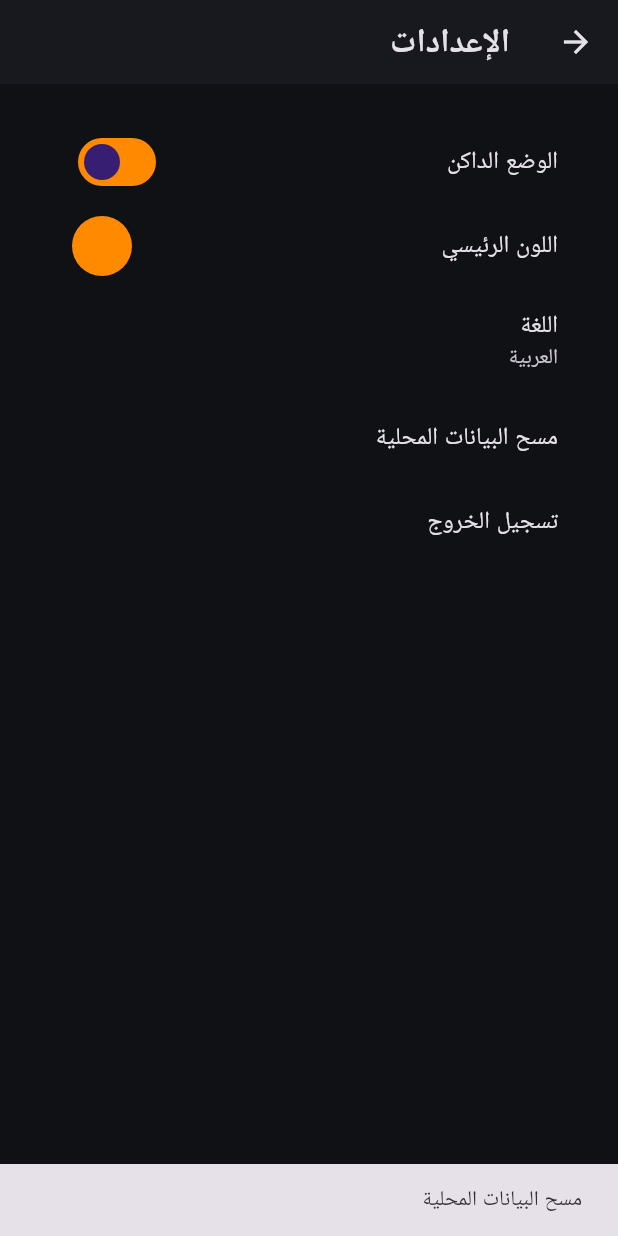
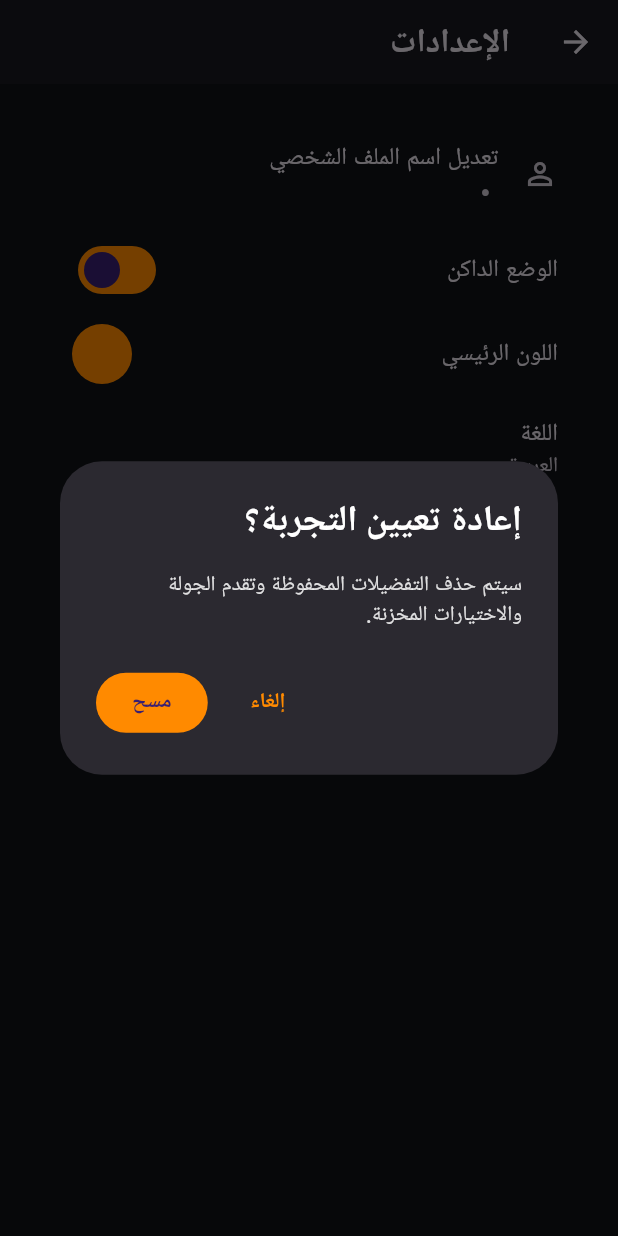
Before and after one commit to abdelrahmanwahdan11/-nov8, a Flutter app: the SettingsPage screen opened by its route, after a tap on "Language", after a tap on "مسح البيانات المحلية", on a phone screen of 412 x 824 dp. Run offline on Flutter 3.47's test engine with Material 3 defaults, Android fonts, the phone set to English and light mode, and no system bars; our stand-ins replace google_fonts, iconly, shared_preferences; accounts and stored records are empty; network calls fail.

Commit message:
Enhance search feedback and reset flows

```diff
--- a/lib/core/localization/app_localizations.dart
+++ b/lib/core/localization/app_localizations.dart
@@ -88,6 +88,11 @@ class AppLocalizations {
       'arabic': 'Arabic',
       'units': 'Units & currency',
       'clear_data': 'Clear local data',
+      'clear_data_title': 'Reset experience?',
+      'clear_data_message': 'This removes saved preferences, onboarding progress, and cached selections.',
+      'data_cleared': 'Preferences cleared. Restarting onboarding…',
+      'edit_profile': 'Edit profile name',
+      'profile_updated': 'Profile updated.',
       'no_results': 'No results',
       'pull_to_refresh': 'Pull to refresh',
       'loading': 'Loading…',
@@ -250,6 +255,11 @@ class AppLocalizations {
       'arabic': 'العربية',
       'units': 'الوحدات والعملة',
       'clear_data': 'مسح البيانات المحلية',
+      'clear_data_title': 'إعادة تعيين التجربة؟',
+      'clear_data_message': 'سيتم حذف التفضيلات المحفوظة وتقدم الجولة والاختيارات المخزنة.',
+      'data_cleared': 'تم مسح التفضيلات. سيتم إعادة تشغيل الإرشاد…',
+      'edit_profile': 'تعديل اسم الملف الشخصي',
+      'profile_updated': 'تم تحديث الملف الشخصي.',
       'no_results': 'لا توجد نتائج',
       'pull_to_refresh': 'اسحب للتحديث',
       'loading': 'جار التحميل…',
--- a/lib/core/state/notifiers/booking_notifier.dart
+++ b/lib/core/state/notifiers/booking_notifier.dart
@@ -20,4 +20,10 @@ class BookingNotifier extends ChangeNotifier {
     _selectedSlot = slot;
     notifyListeners();
   }
+
+  void reset() {
+    _selectedDate = DateTime.now();
+    _selectedSlot = null;
+    notifyListeners();
+  }
 }
--- a/lib/core/state/notifiers/coach_marks_notifier.dart
+++ b/lib/core/state/notifiers/coach_marks_notifier.dart
@@ -13,4 +13,9 @@ class CoachMarksNotifier extends ChangeNotifier {
       notifyListeners();
     }
   }
+
+  void reset() {
+    _isFirstRun = true;
+    notifyListeners();
+  }
 }
--- a/lib/core/state/notifiers/locale_notifier.dart
+++ b/lib/core/state/notifiers/locale_notifier.dart
@@ -13,4 +13,9 @@ class LocaleNotifier extends ChangeNotifier {
       notifyListeners();
     }
   }
+
+  void reset(Locale locale) {
+    _locale = locale;
+    notifyListeners();
+  }
 }
--- a/lib/core/state/notifiers/theme_notifier.dart
+++ b/lib/core/state/notifiers/theme_notifier.dart
@@ -29,4 +29,10 @@ class ThemeNotifier extends ChangeNotifier {
       notifyListeners();
     }
   }
+
+  void reset({required bool darkMode, required Color accent}) {
+    _isDarkMode = darkMode;
+    accentColor = accent;
+    notifyListeners();
+  }
 }
--- a/lib/features/settings/settings_page.dart
+++ b/lib/features/settings/settings_page.dart
@@ -7,6 +7,77 @@ import '../../core/widgets/color_picker_sheet.dart';
 class SettingsPage extends StatelessWidget {
   const SettingsPage({super.key});
 
+  Future<void> _editProfile(BuildContext context, AppScopeData scope) async {
+    final user = scope.authNotifier.user;
+    if (user == null) return;
+    final l10n = AppLocalizations.of(context);
+    final controller = TextEditingController(text: user.name);
+    final result = await showDialog<String>(
+      context: context,
+      builder: (dialogContext) {
+        return AlertDialog(
+          title: Text(l10n.t('edit_profile')),
+          content: TextField(
+            controller: controller,
+            decoration: InputDecoration(labelText: l10n.t('name')),
+            textInputAction: TextInputAction.done,
+          ),
+          actions: [
+            TextButton(
+              onPressed: () => Navigator.of(dialogContext).pop(),
+              child: Text(l10n.t('cancel')),
+            ),
+            FilledButton(
+              onPressed: () => Navigator.of(dialogContext).pop(controller.text),
+              child: Text(l10n.t('save')),
+            ),
+          ],
+        );
+      },
+    );
+    controller.dispose();
+    if (result == null) return;
+    final trimmed = result.trim();
+    if (trimmed.isEmpty) return;
+    scope.authNotifier.updateProfile(trimmed);
+    if (!context.mounted) return;
+    ScaffoldMessenger.of(context).showSnackBar(SnackBar(content: Text(l10n.t('profile_updated'))));
+  }
+
+  Future<void> _confirmReset(BuildContext context, AppScopeData scope) async {
+    final l10n = AppLocalizations.of(context);
+    final confirmed = await showDialog<bool>(
+      context: context,
+      builder: (dialogContext) {
+        return AlertDialog(
+          title: Text(l10n.t('clear_data_title')),
+          content: Text(l10n.t('clear_data_message')),
+          actions: [
+            TextButton(
+              onPressed: () => Navigator.of(dialogContext).pop(false),
+              child: Text(l10n.t('cancel')),
+            ),
+            FilledButton(
+              onPressed: () => Navigator.of(dialogContext).pop(true),
+              child: Text(l10n.t('clear')),
+            ),
+          ],
+        );
+      },
+    );
+
+    if (confirmed != true) return;
+
+    await scope.preferencesService.clearAll();
+    scope.resetState();
+
+    if (!context.mounted) return;
+    ScaffoldMessenger.of(context).showSnackBar(SnackBar(content: Text(l10n.t('data_cleared'))));
+    await Future<void>.delayed(const Duration(milliseconds: 400));
+    if (!context.mounted) return;
+    Navigator.of(context).pushNamedAndRemoveUntil('/onboarding', (route) => false);
+  }
+
   @override
   Widget build(BuildContext context) {
     final scope = AppScope.of(context);
@@ -15,9 +86,20 @@ class SettingsPage extends StatelessWidget {
     final l10n = AppLocalizations.of(context);
     return Scaffold(
       appBar: AppBar(title: Text(l10n.t('settings'))),
-      body: ListView(
+      body: AnimatedBuilder(
+        animation: scope,
+        builder: (context, child) {
+          final user = scope.authNotifier.user;
+          return ListView(
             padding: const EdgeInsets.all(24),
             children: [
+              if (user != null)
+                ListTile(
+                  leading: const Icon(Icons.person_outline),
+                  title: Text(l10n.t('edit_profile')),
+                  subtitle: Text('${user.name} • ${user.email}'),
+                  onTap: () => _editProfile(context, scope),
+                ),
               SwitchListTile(
                 title: Text(l10n.t('dark_mode')),
                 value: themeNotifier.isDarkMode,
@@ -29,7 +111,7 @@ class SettingsPage extends StatelessWidget {
                 onTap: () {
                   showModalBottomSheet(
                     context: context,
-                builder: (context) {
+                    builder: (sheetContext) {
                       return ColorPickerSheet(
                         initialColor: themeNotifier.accentColor,
                         onChanged: (color) => themeNotifier.updateAccent(color),
@@ -42,18 +124,19 @@ class SettingsPage extends StatelessWidget {
                 title: Text(l10n.t('language')),
                 subtitle: Text(localeNotifier.locale.languageCode == 'en' ? l10n.t('english') : l10n.t('arabic')),
                 onTap: () {
-              final newLocale = localeNotifier.locale.languageCode == 'en' ? const Locale('ar') : const Locale('en');
+                  final newLocale = localeNotifier.locale.languageCode == 'en'
+                      ? const Locale('ar')
+                      : const Locale('en');
                   localeNotifier.update(newLocale);
                 },
               ),
               ListTile(
+                leading: const Icon(Icons.refresh_outlined),
                 title: Text(l10n.t('clear_data')),
-            onTap: () async {
-              await scope.preferencesService.clearAll();
-              ScaffoldMessenger.of(context).showSnackBar(SnackBar(content: Text(l10n.t('clear_data'))));
-            },
+                onTap: () => _confirmReset(context, scope),
               ),
               ListTile(
+                leading: const Icon(Icons.logout),
                 title: Text(l10n.t('logout')),
                 onTap: () {
                   scope.authNotifier.logout();
@@ -64,6 +147,8 @@ class SettingsPage extends StatelessWidget {
                 },
               ),
             ],
+          );
+        },
       ),
     );
   }
```
Also changed, not shown: lib/core/state/app_scope.dart (+13 -0 lines), lib/core/state/notifiers/catalog_notifier.dart (+10 -1 lines), lib/core/state/notifiers/items_notifier.dart (+10 -0 lines), lib/core/state/notifiers/search_notifier.dart (+52 -16 lines), lib/core/widgets/search_bar_x.dart (+22 -6 lines), lib/features/home/home_page.dart (+7 -1 lines), lib/features/search/search_page.dart (+10 -1 lines). Lines whose indentation alone changed are shown as unchanged.
